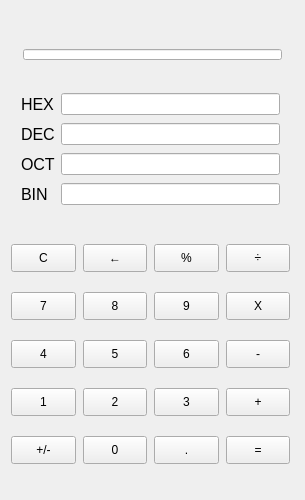
This is calculator/calculator.ui in protnc-kanghojin/calculator as Qt 5 draws it before an edit. The edited form follows.
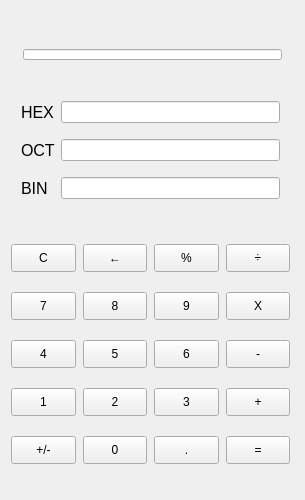
This is the edited form.

The edit to the form file:
```diff
--- a/calculator/calculator.ui
+++ b/calculator/calculator.ui
@@ -36,39 +36,7 @@
        </property>
       </widget>
      </item>
-     <item row="0" column="1">
-      <widget class="QLineEdit" name="hexResult">
-       <property name="alignment">
-        <set>Qt::AlignRight|Qt::AlignTrailing|Qt::AlignVCenter</set>
-       </property>
-       <property name="readOnly">
-        <bool>true</bool>
-       </property>
-      </widget>
-     </item>
      <item row="1" column="0">
-      <widget class="QLabel" name="DEC">
-       <property name="font">
-        <font>
-         <pointsize>12</pointsize>
-        </font>
-       </property>
-       <property name="text">
-        <string>DEC</string>
-       </property>
-      </widget>
-     </item>
-     <item row="1" column="1">
-      <widget class="QLineEdit" name="decResult">
-       <property name="alignment">
-        <set>Qt::AlignRight|Qt::AlignTrailing|Qt::AlignVCenter</set>
-       </property>
-       <property name="readOnly">
-        <bool>true</bool>
-       </property>
-      </widget>
-     </item>
-     <item row="2" column="0">
       <widget class="QLabel" name="OCT">
        <property name="font">
         <font>
@@ -80,7 +48,7 @@
        </property>
       </widget>
      </item>
-     <item row="2" column="1">
+     <item row="1" column="1">
       <widget class="QLineEdit" name="octResult">
        <property name="alignment">
         <set>Qt::AlignRight|Qt::AlignTrailing|Qt::AlignVCenter</set>
@@ -90,7 +58,7 @@
        </property>
       </widget>
      </item>
-     <item row="3" column="0">
+     <item row="2" column="0">
       <widget class="QLabel" name="BIN">
        <property name="font">
         <font>
@@ -102,7 +70,17 @@
        </property>
       </widget>
      </item>
-     <item row="3" column="1">
+     <item row="0" column="1">
+      <widget class="QLineEdit" name="hexResult">
+       <property name="alignment">
+        <set>Qt::AlignRight|Qt::AlignTrailing|Qt::AlignVCenter</set>
+       </property>
+       <property name="readOnly">
+        <bool>true</bool>
+       </property>
+      </widget>
+     </item>
+     <item row="2" column="1">
       <widget class="QLineEdit" name="binResult">
        <property name="alignment">
         <set>Qt::AlignRight|Qt::AlignTrailing|Qt::AlignVCenter</set>
```
